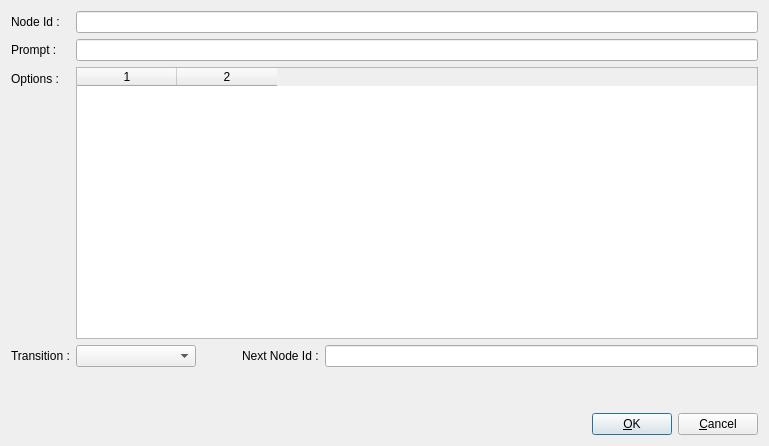
First picture: the form in mapEditor/src/editConversationChoiceForm.ui, repository jeremydumais/TheWarrior, before the edit.
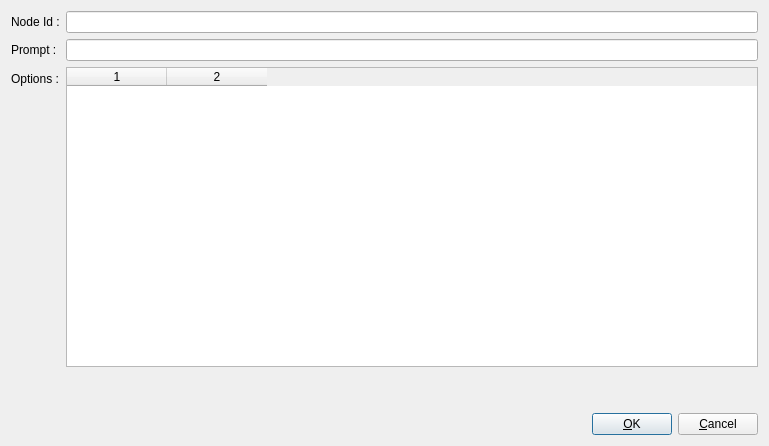
Second picture: the form after the edit. Icons and pictures are not drawn.

Commit message: feat: Hide the standard transition in choice form and add a new Transition column in the conversation scenario's form

What changed in the file:
```diff
--- a/mapEditor/src/editConversationChoiceForm.ui
+++ b/mapEditor/src/editConversationChoiceForm.ui
@@ -55,53 +55,6 @@
        </property>
       </widget>
      </item>
-     <item row="3" column="1">
-      <layout class="QHBoxLayout" name="horizontalLayout_3">
-       <item>
-        <widget class="QComboBox" name="comboBoxTransitionType">
-         <property name="minimumSize">
-          <size>
-           <width>120</width>
-           <height>0</height>
-          </size>
-         </property>
-        </widget>
-       </item>
-       <item>
-        <spacer name="horizontalSpacer_2">
-         <property name="orientation">
-          <enum>Qt::Horizontal</enum>
-         </property>
-         <property name="sizeType">
-          <enum>QSizePolicy::Fixed</enum>
-         </property>
-         <property name="sizeHint" stdset="0">
-          <size>
-           <width>40</width>
-           <height>20</height>
-          </size>
-         </property>
-        </spacer>
-       </item>
-       <item>
-        <widget class="QLabel" name="labelNextNodeId">
-         <property name="text">
-          <string>Next Node Id :</string>
-         </property>
-        </widget>
-       </item>
-       <item>
-        <widget class="QLineEdit" name="lineEditNextNodeId"/>
-       </item>
-      </layout>
-     </item>
-     <item row="3" column="0">
-      <widget class="QLabel" name="labelTransition">
-       <property name="text">
-        <string>Transition :</string>
-       </property>
-      </widget>
-     </item>
      <item row="2" column="1">
       <widget class="QTableWidget" name="tableWidgetChoices">
        <property name="columnCount">
```
Left out of the diff: 22 changed lines with no effect on the pictures. The commit also changes 5 other files.
